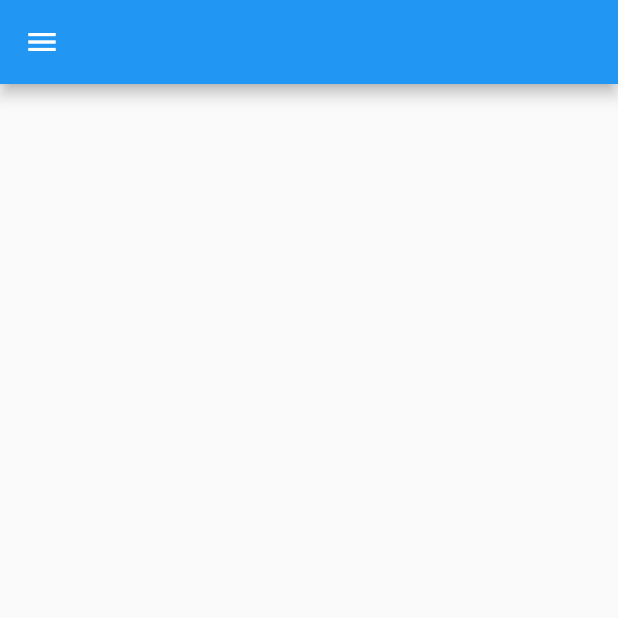
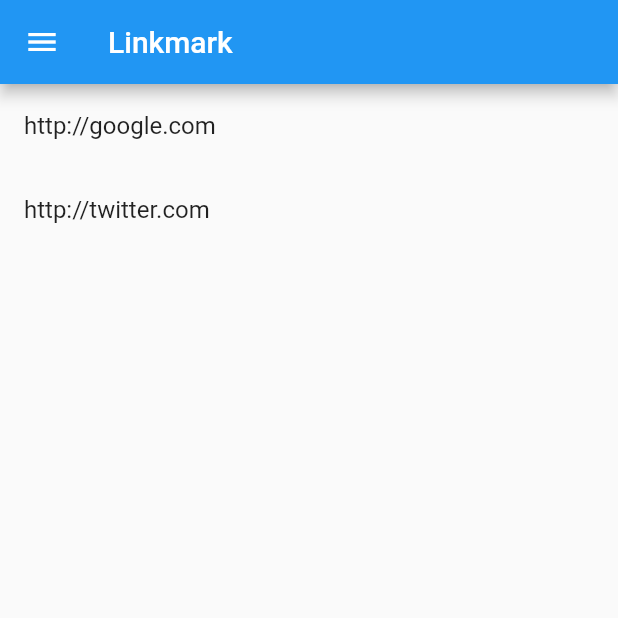
Before and after one commit to blendthink/linkmark-app, a Flutter app: the screen it shows after launch, on a phone screen of 412 x 824 dp, the top half of it. Run offline on Flutter 3.47's test engine with Material 2 defaults, Android fonts, the phone set to English and light mode, and no system bars; our stand-ins replace flutter_hooks, get, hooks_riverpod; missing offline and left inert: enum_to_string.

Commit message:
タイトルと仮のURLデータを作成

```diff
--- a/lib/ui/url/url_list_page.dart
+++ b/lib/ui/url/url_list_page.dart
@@ -1,12 +1,28 @@
 import 'package:flutter/material.dart';
 import 'package:linkmark_app/ui/drawer/drawer_page.dart';
+
+const urls = [
+  'http://google.com',
+  'http://twitter.com',
+];
 
 class UrlListPage extends StatelessWidget {
   @override
   Widget build(BuildContext context) {
     return Scaffold(
       drawer: const DrawerPage(),
-      appBar: AppBar(),
+      appBar: AppBar(
+        title: const Text('Linkmark'),
+      ),
+      body: ListView(
+        children: urls.map(
+          (url) {
+            return ListTile(
+              title: Text(url),
+            );
+          },
+        ).toList(),
+      ),
     );
   }
 }
```
